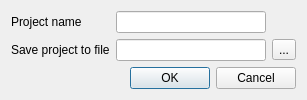
violethaze74/ugene, file src/ugeneui/src/project_support/CreateNewProjectWidget.ui: the form before one commit.
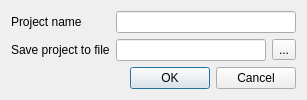
The form after the commit.

Commit message: UGENE-6762 Use one parameter to specify a project file

```diff
--- a/src/ugeneui/src/project_support/CreateNewProjectWidget.ui
+++ b/src/ugeneui/src/project_support/CreateNewProjectWidget.ui
@@ -7,7 +7,7 @@
     <x>0</x>
     <y>0</y>
     <width>307</width>
-    <height>95</height>
+    <height>97</height>
    </rect>
   </property>
   <property name="sizePolicy">
@@ -21,7 +21,7 @@
   </property>
   <layout class="QVBoxLayout" name="verticalLayout">
    <item>
-    <layout class="QGridLayout" name="gridLayout">
+    <layout class="QGridLayout" name="gridLayout_2">
      <item row="0" column="0">
       <widget class="QLabel" name="projectNameLabel">
        <property name="text">
@@ -40,14 +40,18 @@
       </widget>
      </item>
      <item row="1" column="1">
+      <layout class="QGridLayout" name="gridLayout">
+       <item row="0" column="0">
       <widget class="QLineEdit" name="projectFilePathEdit"/>
      </item>
-     <item row="1" column="2">
+       <item row="0" column="1">
       <widget class="QToolButton" name="fileSelectButton">
        <property name="text">
         <string>...</string>
        </property>
       </widget>
+       </item>
+      </layout>
      </item>
     </layout>
    </item>
```
Lines whose indentation alone changed are shown as unchanged. The commit also changes 7 other files.
